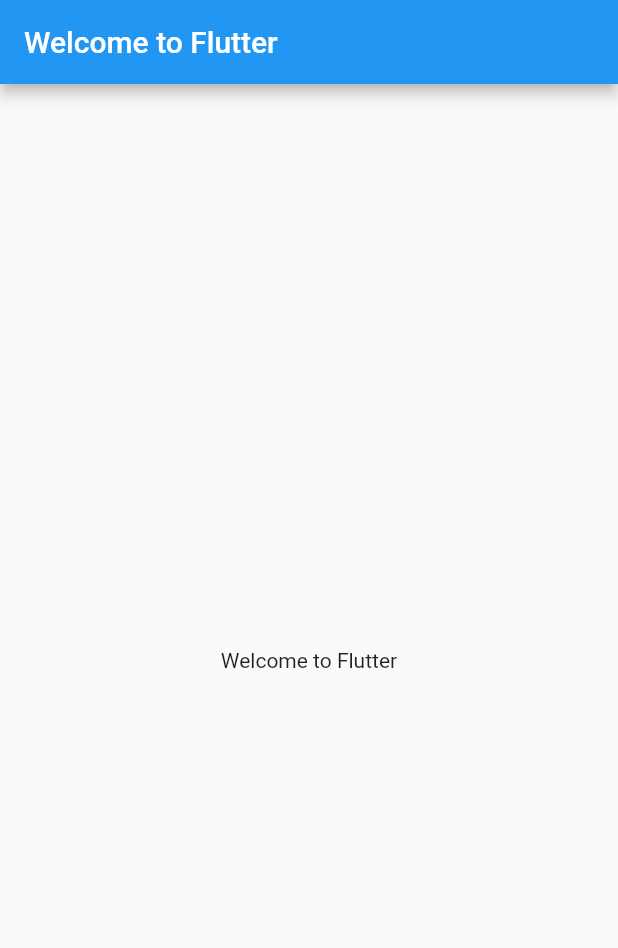
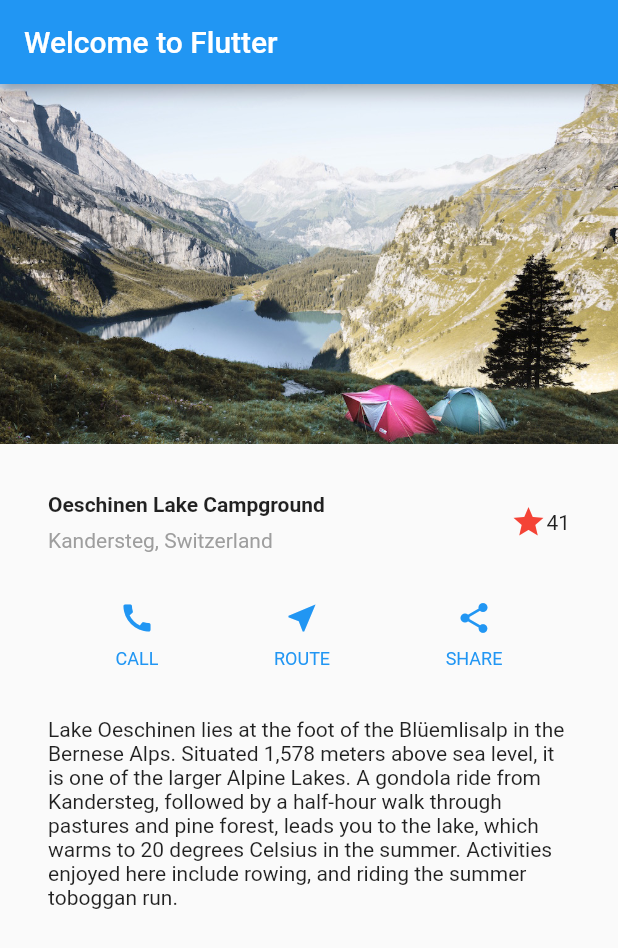
Before and after one commit to mustahsan60/flutter_test_application, a Flutter app: the screen it shows after launch, on a phone screen of 412 x 824 dp. Shown: the top 948 px of the screen. Run offline on Flutter 3.47's test engine with Material 2 defaults, Android fonts, the phone set to English and light mode, and no system bars.

Commit message:
Build Layout

```diff
--- a/lib/main.dart
+++ b/lib/main.dart
@@ -9,16 +9,99 @@ class MyApp extends StatelessWidget {
 
   @override
   Widget build(BuildContext context) {
+    Color color = Theme.of(context).primaryColor;
+
+    Widget titleSection = Container(
+      padding: const EdgeInsets.all(32),
+      child: Row(
+        children: [
+          Expanded(
+              child: Column(
+                  crossAxisAlignment: CrossAxisAlignment.start,
+                  children: [
+                Container(
+                  padding: const EdgeInsets.only(bottom: 8),
+                  child: const Text(
+                    'Oeschinen Lake Campground',
+                    style: TextStyle(
+                      fontWeight: FontWeight.bold,
+                    ),
+                  ),
+                ),
+                const Text(
+                  'Kandersteg, Switzerland',
+                  style: TextStyle(color: Colors.grey),
+                ),
+              ])),
+          Icon(Icons.star, color: Colors.red[500]),
+          const Text('41')
+        ],
+      ),
+    );
+
+    Widget buttonSection = Row(
+      mainAxisAlignment: MainAxisAlignment.spaceEvenly,
+      children: [
+        _buildButtonColumn(color, Icons.call, 'CALL'),
+        _buildButtonColumn(color, Icons.near_me, 'ROUTE'),
+        _buildButtonColumn(color, Icons.share, 'SHARE'),
+      ],
+    );
+
+    Widget textSection = const Padding(
+      padding: EdgeInsets.all(32),
+      child: Text(
+        'Lake Oeschinen lies at the foot of the Blüemlisalp in the Bernese '
+        'Alps. Situated 1,578 meters above sea level, it is one of the '
+        'larger Alpine Lakes. A gondola ride from Kandersteg, followed by a '
+        'half-hour walk through pastures and pine forest, leads you to the '
+        'lake, which warms to 20 degrees Celsius in the summer. Activities '
+        'enjoyed here include rowing, and riding the summer toboggan run.',
+        softWrap: true,
+      ),
+    );
+
     return MaterialApp(
       title: 'Welcome to Flutter',
       home: Scaffold(
         appBar: AppBar(
           title: const Text('Welcome to Flutter'),
         ),
-        body: const Center(
-          child: Text('Welcome to Flutter'),
-        ),
+        body: ListView(
+          children: [
+            Image.asset(
+              'images/lake.jpg',
+              width: 600,
+              height: 240,
+              fit: BoxFit.cover,
+            ),
+            titleSection,
+            buttonSection,
+            textSection,
+          ],
+        )
       ),
     );
   }
+
+  Column _buildButtonColumn(Color color, IconData iconData, String label) {
+    return Column(
+      mainAxisAlignment: MainAxisAlignment.center,
+      mainAxisSize: MainAxisSize.min,
+      children: [
+        Icon(iconData, color: color),
+        Container(
+          margin: const EdgeInsets.only(top: 8),
+          child: Text(
+            label,
+            style: TextStyle(
+              fontSize: 12,
+              fontWeight: FontWeight.w400,
+              color: color,
+            ),
+          ),
+        )
+      ],
+    );
+  }
 }
--- a/pubspec.yaml
+++ b/pubspec.yaml
@@ -70,6 +70,8 @@ flutter:
 
   # For details regarding adding assets from package dependencies, see
   # https://flutter.dev/assets-and-images/#from-packages
+  assets:
+    - images/lake.jpg
 
   # To add custom fonts to your application, add a fonts section here,
   # in this "flutter" section. Each entry in this list should have a
```
Also changed, not shown: images/lake.jpg (added).
